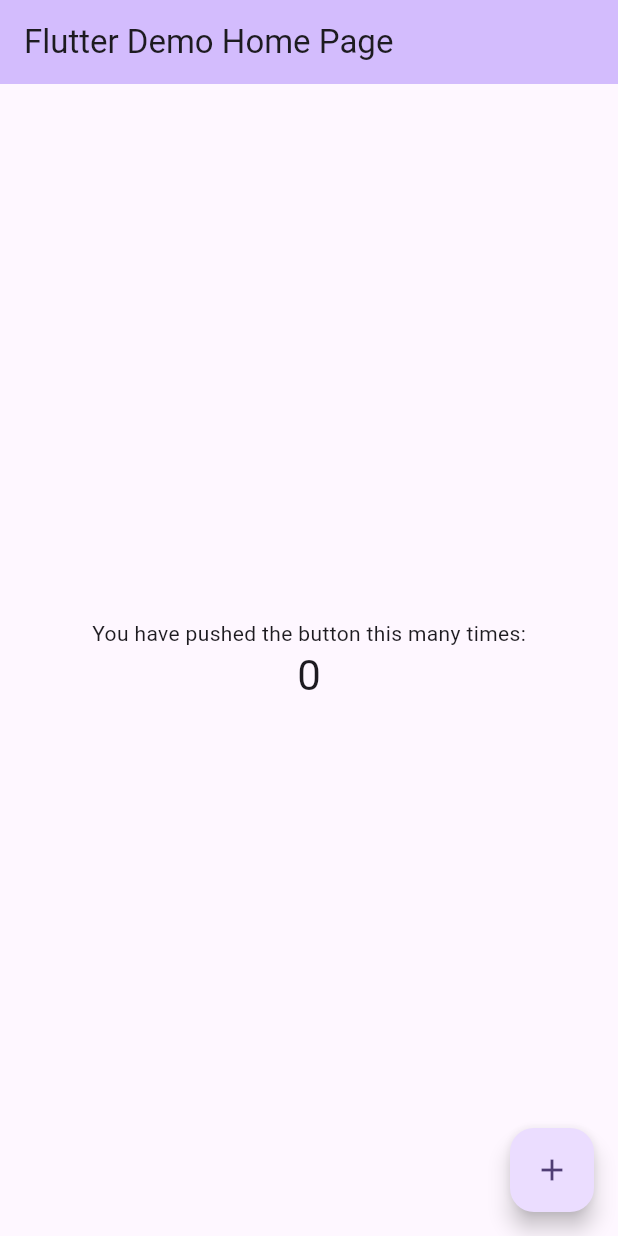
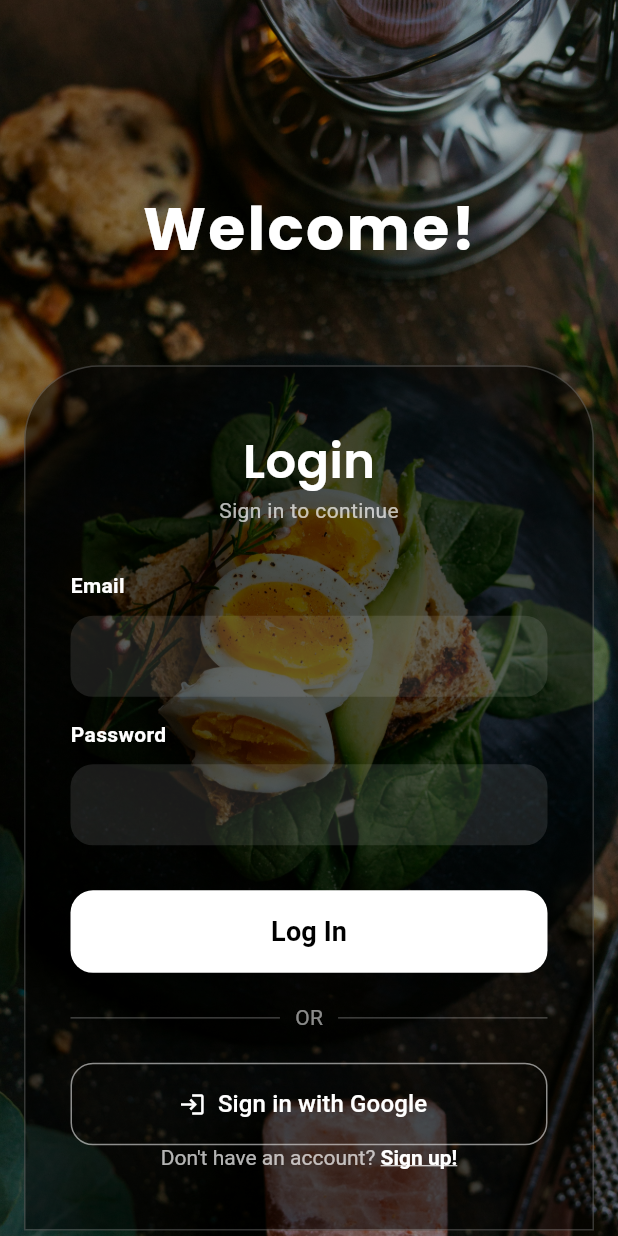
Before and after one commit to Ajallen14/DietRx, a Flutter app: the screen it shows after launch, on a phone screen of 412 x 824 dp. Run offline on Flutter 3.47's test engine with Material 3 defaults, Android fonts, the phone set to English and light mode, and no system bars; drawn by our look-alikes of flip_card; our stand-ins replace firebase_auth, firebase_core, google_fonts, google_sign_in; accounts and stored records are empty.

Commit message:
login screen finished

```diff
--- /dev/null
+++ b/lib/login_screen.dart
@@ -0,0 +1,308 @@
+import 'package:flutter/material.dart';
+import 'package:firebase_auth/firebase_auth.dart';
+import 'package:google_sign_in/google_sign_in.dart';
+import 'package:google_fonts/google_fonts.dart';
+import 'package:flip_card/flip_card.dart';
+import 'home_screen.dart'; // IMPORT THE NEW SCREEN
+
+class LoginScreen extends StatefulWidget {
+  const LoginScreen({super.key});
+
+  @override
+  State<LoginScreen> createState() => _LoginScreenState();
+}
+
+class _LoginScreenState extends State<LoginScreen> {
+  // Key to trigger the flip animation
+  GlobalKey<FlipCardState> cardKey = GlobalKey<FlipCardState>();
+
+  // Text controllers
+  final _nameController = TextEditingController();
+  final _emailController = TextEditingController();
+  final _passwordController = TextEditingController();
+  final _confirmPasswordController = TextEditingController();
+
+  // --- LOGIC: GOOGLE SIGN IN ---
+  Future<void> _signInWithGoogle() async {
+    try {
+      final GoogleSignInAccount? googleUser = await GoogleSignIn().signIn();
+      if (googleUser == null) return;
+
+      final GoogleSignInAuthentication googleAuth = await googleUser.authentication;
+      final OAuthCredential credential = GoogleAuthProvider.credential(
+        accessToken: googleAuth.accessToken,
+        idToken: googleAuth.idToken,
+      );
+
+      await FirebaseAuth.instance.signInWithCredential(credential);
+
+      // Navigate to Home Screen
+      if (mounted) {
+        Navigator.pushReplacement(context, MaterialPageRoute(builder: (_) => const HomeScreen()));
+      }
+
+    } catch (e) {
+      print("Error signing in with Google: $e");
+      ScaffoldMessenger.of(context).showSnackBar(
+        SnackBar(content: Text("Login Failed: $e")),
+      );
+    }
+  }
+
+  // --- LOGIC: EMAIL SIGN UP ---
+  Future<void> _registerUser() async {
+    if (_passwordController.text.trim() != _confirmPasswordController.text.trim()) {
+      ScaffoldMessenger.of(context).showSnackBar(const SnackBar(content: Text("Passwords do not match!")));
+      return;
+    }
+    try {
+      UserCredential userCredential = await FirebaseAuth.instance.createUserWithEmailAndPassword(
+        email: _emailController.text.trim(),
+        password: _passwordController.text.trim(),
+      );
+      await userCredential.user?.updateDisplayName(_nameController.text.trim());
+
+      // Navigate to Home Screen
+      if (mounted) {
+        Navigator.pushReplacement(context, MaterialPageRoute(builder: (_) => const HomeScreen()));
+      }
+    } catch (e) {
+      ScaffoldMessenger.of(context).showSnackBar(SnackBar(content: Text(e.toString())));
+    }
+  }
+
+  // --- LOGIC: EMAIL LOGIN ---
+  Future<void> _loginUser() async {
+    try {
+      await FirebaseAuth.instance.signInWithEmailAndPassword(
+        email: _emailController.text.trim(),
+        password: _passwordController.text.trim(),
+      );
+      // Navigate to Home Screen
+      if (mounted) {
+        Navigator.pushReplacement(context, MaterialPageRoute(builder: (_) => const HomeScreen()));
+      }
+    } catch (e) {
+      ScaffoldMessenger.of(context).showSnackBar(SnackBar(content: Text(e.toString())));
+    }
+  }
+
+  @override
+  Widget build(BuildContext context) {
+    final size = MediaQuery.of(context).size;
+
+    return Scaffold(
+      body: Stack(
+        children: [
+          // 1. BACKGROUND IMAGE (LOCAL ASSET)
+          Container(
+            height: double.infinity,
+            width: double.infinity,
+            decoration: const BoxDecoration(
+              image: DecorationImage(
+                // Ensure assets/images/background.jpg exists
+                image: AssetImage('assets/images/background.jpg'),
+                fit: BoxFit.cover,
+              ),
+            ),
+          ),
+
+          Container(color: Colors.black.withOpacity(0.3)),
+
+          // 2. MAIN CONTENT
+          SingleChildScrollView(
+            child: Column(
+              children: [
+                SizedBox(height: size.height * 0.15),
+                Text(
+                  "Welcome!",
+                  style: GoogleFonts.poppins(
+                    fontSize: 40,
+                    fontWeight: FontWeight.bold,
+                    color: Colors.white,
+                    letterSpacing: 1.5,
+                  ),
+                ),
+                const SizedBox(height: 30),
+
+                // 3. FLIP CARD WIDGET
+                FlipCard(
+                  key: cardKey,
+                  flipOnTouch: false,
+                  direction: FlipDirection.HORIZONTAL,
+                  front: _buildGlassCard(size, isLogin: true),
+                  back: _buildGlassCard(size, isLogin: false),
+                ),
+
+                const SizedBox(height: 30),
+              ],
+            ),
+          ),
+        ],
+      ),
+    );
+  }
+
+  Widget _buildGlassCard(Size size, {required bool isLogin}) {
+    return Container(
+      width: double.infinity,
+      height: isLogin ? size.height * 0.70 : size.height * 0.78,
+      margin: const EdgeInsets.symmetric(horizontal: 16),
+      decoration: BoxDecoration(
+        color: Colors.black.withOpacity(0.5),
+        borderRadius: const BorderRadius.only(
+          topLeft: Radius.circular(50),
+          topRight: Radius.circular(50),
+        ),
+        border: Border.all(color: Colors.white.withOpacity(0.2)),
+      ),
+      child: Padding(
+        padding: const EdgeInsets.all(30.0),
+        child: Column(
+          crossAxisAlignment: CrossAxisAlignment.start,
+          children: [
+            const SizedBox(height: 10),
+            Center(
+              child: Text(
+                isLogin ? "Login" : "Sign Up",
+                style: GoogleFonts.poppins(
+                  fontSize: 32,
+                  fontWeight: FontWeight.w600,
+                  color: Colors.white,
+                ),
+              ),
+            ),
+            Center(
+              child: Text(
+                isLogin ? "Sign in to continue" : "Create a new account",
+                style: const TextStyle(color: Colors.white70),
+              ),
+            ),
+            const SizedBox(height: 30),
+
+            if (!isLogin) ...[
+               _buildInputField("Full Name", _nameController, false),
+               const SizedBox(height: 15),
+            ],
+
+            _buildInputField("Email", _emailController, false),
+            const SizedBox(height: 15),
+
+            _buildInputField("Password", _passwordController, true),
+
+            if (!isLogin) ...[
+               const SizedBox(height: 15),
+               _buildInputField("Confirm Password", _confirmPasswordController, true),
+            ],
+
+            const SizedBox(height: 30),
+
+            SizedBox(
+              width: double.infinity,
+              height: 55,
+              child: ElevatedButton(
+                onPressed: () {
+                   if (isLogin) {
+                     _loginUser();
+                   } else {
+                     _registerUser();
+                   }
+                },
+                style: ElevatedButton.styleFrom(
+                  backgroundColor: Colors.white,
+                  foregroundColor: Colors.black,
+                  shape: RoundedRectangleBorder(
+                    borderRadius: BorderRadius.circular(15),
+                  ),
+                ),
+                child: Text(isLogin ? "Log In" : "Register", style: const TextStyle(fontSize: 18, fontWeight: FontWeight.bold)),
+              ),
+            ),
+
+            const SizedBox(height: 20),
+
+            if (isLogin) ...[
+                const Row(
+                  children: [
+                    Expanded(child: Divider(color: Colors.white24)),
+                    Padding(
+                      padding: EdgeInsets.symmetric(horizontal: 10),
+                      child: Text("OR", style: TextStyle(color: Colors.white54)),
+                    ),
+                    Expanded(child: Divider(color: Colors.white24)),
+                  ],
+                ),
+                const SizedBox(height: 20),
+                SizedBox(
+                  width: double.infinity,
+                  height: 55,
+                  child: OutlinedButton.icon(
+                    onPressed: _signInWithGoogle,
+                    icon: const Icon(Icons.login, color: Colors.white),
+                    label: const Text("Sign in with Google", style: TextStyle(color: Colors.white, fontSize: 16)),
+                    style: OutlinedButton.styleFrom(
+                      side: const BorderSide(color: Colors.white54),
+                      shape: RoundedRectangleBorder(
+                        borderRadius: BorderRadius.circular(15),
+                      ),
+                    ),
+                  ),
+                ),
+            ],
+
+            const Spacer(),
+
+            Center(
+                child: GestureDetector(
+                  onTap: () {
+                    cardKey.currentState?.toggleCard();
+                    _passwordController.clear();
+                    _confirmPasswordController.clear();
+                  },
+                  child: RichText(
+                    text: TextSpan(
+                      text: isLogin ? "Don't have an account? " : "Already have an account? ",
+                      style: const TextStyle(color: Colors.white70),
+                      children: [
+                        TextSpan(
+                          text: isLogin ? "Sign up!" : "Log in!",
+                          style: const TextStyle(color: Colors.white, fontWeight: FontWeight.bold, decoration: TextDecoration.underline),
+                        ),
+                      ],
+                    ),
+                  ),
+                )
+            ),
+            const SizedBox(height: 10),
+          ],
+        ),
+      ),
+    );
+  }
+
+  Widget _buildInputField(String label, TextEditingController controller, bool isPassword) {
+    return Column(
+      crossAxisAlignment: CrossAxisAlignment.start,
+      children: [
+        Text(label, style: const TextStyle(color: Colors.white, fontWeight: FontWeight.bold)),
+        const SizedBox(height: 10),
+        Container(
+          decoration: BoxDecoration(
+            color: Colors.white.withOpacity(0.1),
+            borderRadius: BorderRadius.circular(15),
+          ),
+          child: TextField(
+            controller: controller,
+            obscureText: isPassword,
+            style: const TextStyle(color: Colors.white),
+            decoration: const InputDecoration(
+              border: InputBorder.none,
+              contentPadding: EdgeInsets.symmetric(horizontal: 20, vertical: 15),
+              isDense: true,
+            ),
+          ),
+        ),
+      ],
+    );
+  }
+}
--- a/lib/main.dart
+++ b/lib/main.dart
@@ -1,122 +1,21 @@
 import 'package:flutter/material.dart';
+import 'package:firebase_core/firebase_core.dart';
+import 'login_screen.dart'; // Import the file we just made
 
-void main() {
+void main() async {
+  WidgetsFlutterBinding.ensureInitialized();
+  await Firebase.initializeApp(); // Starts Firebase
   runApp(const MyApp());
 }
 
 class MyApp extends StatelessWidget {
   const MyApp({super.key});
 
-  // This widget is the root of your application.
   @override
   Widget build(BuildContext context) {
     return MaterialApp(
-      title: 'Flutter Demo',
-      theme: ThemeData(
-        // This is the theme of your application.
-        //
-        // TRY THIS: Try running your application with "flutter run". You'll see
-        // the application has a purple toolbar. Then, without quitting the app,
-        // try changing the seedColor in the colorScheme below to Colors.green
-        // and then invoke "hot reload" (save your changes or press the "hot
-        // reload" button in a Flutter-supported IDE, or press "r" if you used
-        // the command line to start the app).
-        //
-        // Notice that the counter didn't reset back to zero; the application
-        // state is not lost during the reload. To reset the state, use hot
-        // restart instead.
-        //
-        // This works for code too, not just values: Most code changes can be
-        // tested with just a hot reload.
-        colorScheme: .fromSeed(seedColor: Colors.deepPurple),
-      ),
-      home: const MyHomePage(title: 'Flutter Demo Home Page'),
+      debugShowCheckedModeBanner: false,
+      home: const LoginScreen(),
     );
   }
 }
-
-class MyHomePage extends StatefulWidget {
-  const MyHomePage({super.key, required this.title});
-
-  // This widget is the home page of your application. It is stateful, meaning
-  // that it has a State object (defined below) that contains fields that affect
-  // how it looks.
-
-  // This class is the configuration for the state. It holds the values (in this
-  // case the title) provided by the parent (in this case the App widget) and
-  // used by the build method of the State. Fields in a Widget subclass are
-  // always marked "final".
-
-  final String title;
-
-  @override
-  State<MyHomePage> createState() => _MyHomePageState();
-}
-
-class _MyHomePageState extends State<MyHomePage> {
-  int _counter = 0;
-
-  void _incrementCounter() {
-    setState(() {
-      // This call to setState tells the Flutter framework that something has
-      // changed in this State, which causes it to rerun the build method below
-      // so that the display can reflect the updated values. If we changed
-      // _counter without calling setState(), then the build method would not be
-      // called again, and so nothing would appear to happen.
-      _counter++;
-    });
-  }
-
-  @override
-  Widget build(BuildContext context) {
-    // This method is rerun every time setState is called, for instance as done
-    // by the _incrementCounter method above.
-    //
-    // The Flutter framework has been optimized to make rerunning build methods
-    // fast, so that you can just rebuild anything that needs updating rather
-    // than having to individually change instances of widgets.
-    return Scaffold(
-      appBar: AppBar(
-        // TRY THIS: Try changing the color here to a specific color (to
-        // Colors.amber, perhaps?) and trigger a hot reload to see the AppBar
-        // change color while the other colors stay the same.
-        backgroundColor: Theme.of(context).colorScheme.inversePrimary,
-        // Here we take the value from the MyHomePage object that was created by
-        // the App.build method, and use it to set our appbar title.
-        title: Text(widget.title),
-      ),
-      body: Center(
-        // Center is a layout widget. It takes a single child and positions it
-        // in the middle of the parent.
-        child: Column(
-          // Column is also a layout widget. It takes a list of children and
-          // arranges them vertically. By default, it sizes itself to fit its
-          // children horizontally, and tries to be as tall as its parent.
-          //
-          // Column has various properties to control how it sizes itself and
-          // how it positions its children. Here we use mainAxisAlignment to
-          // center the children vertically; the main axis here is the vertical
-          // axis because Columns are vertical (the cross axis would be
-          // horizontal).
-          //
-          // TRY THIS: Invoke "debug painting" (choose the "Toggle Debug Paint"
-          // action in the IDE, or press "p" in the console), to see the
-          // wireframe for each widget.
-          mainAxisAlignment: .center,
-          children: [
-            const Text('You have pushed the button this many times:'),
-            Text(
-              '$_counter',
-              style: Theme.of(context).textTheme.headlineMedium,
-            ),
-          ],
-        ),
-      ),
-      floatingActionButton: FloatingActionButton(
-        onPressed: _incrementCounter,
-        tooltip: 'Increment',
-        child: const Icon(Icons.add),
-      ),
-    );
-  }
-}
```
Also changed, not shown: lib/home_screen.dart (added, +44 -0 lines), pubspec.yaml (+8 -7 lines), assets/images/background.jpg (added), firebase.json (added), lib/firebase_options.dart (added), pubspec.lock, 3 other files.
